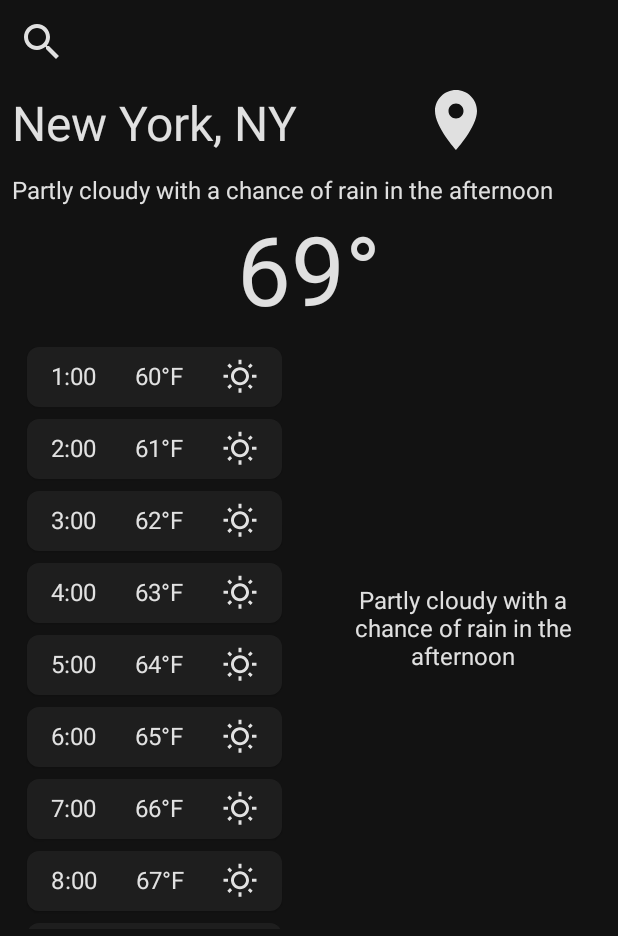
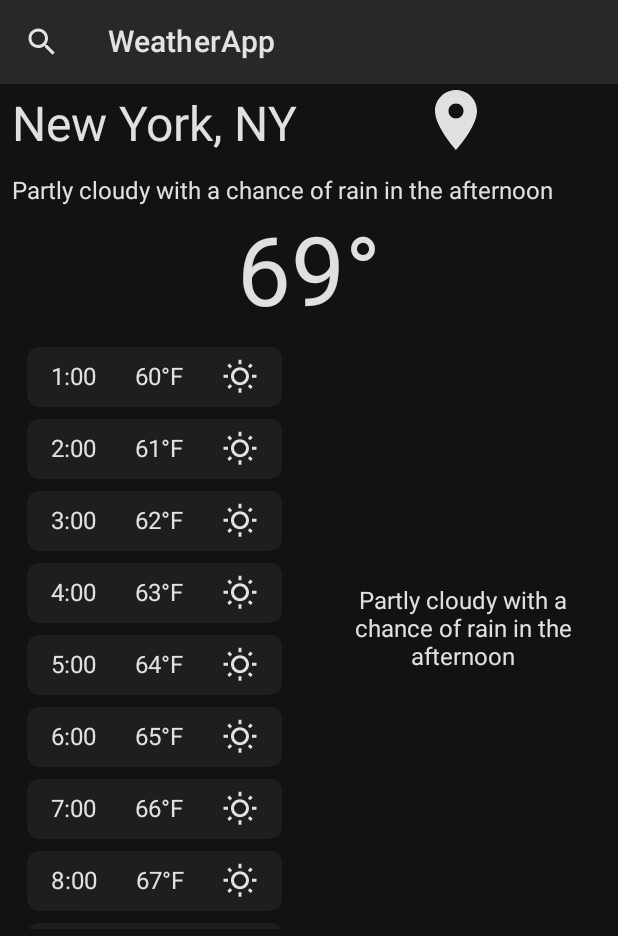
Before and after one commit to devjongjoka/WeatherApp, an Android app built with Jetpack Compose: the screen it shows after launch (MainActivity), on a phone screen of 412 x 824 dp. Shown: the top 936 px of the screen. Run offline under Robolectric (Android 15) with nearby library versions, the phone set to English and light mode, and no system bars.

Commit message:
top app bar

```diff
--- a/app/src/main/java/com/example/weatherapp/MainActivity.kt
+++ b/app/src/main/java/com/example/weatherapp/MainActivity.kt
@@ -1,10 +1,9 @@
 package com.example.weatherapp
 
+import android.annotation.SuppressLint
 import android.os.Bundle
 import androidx.activity.ComponentActivity
 import androidx.activity.compose.setContent
-import androidx.compose.foundation.BorderStroke
-import androidx.compose.foundation.border
 import androidx.compose.foundation.layout.*
 import androidx.compose.foundation.lazy.LazyColumn
 import androidx.compose.foundation.lazy.items
@@ -12,18 +11,15 @@ import androidx.compose.foundation.shape.RoundedCornerShape
 import androidx.compose.material.*
 import androidx.compose.material.icons.Icons
 import androidx.compose.material.icons.filled.*
-import androidx.compose.runtime.Composable
+import androidx.compose.runtime.*
 import androidx.compose.ui.Alignment
 import androidx.compose.ui.Modifier
-import androidx.compose.ui.graphics.Color
-import androidx.compose.ui.modifier.modifierLocalConsumer
 import androidx.compose.ui.res.painterResource
 import androidx.compose.ui.text.style.TextAlign
 import androidx.compose.ui.tooling.preview.Preview
 import androidx.compose.ui.unit.dp
 import androidx.compose.ui.unit.sp
 import com.example.weatherapp.ui.theme.WeatherAppTheme
-import org.intellij.lang.annotations.JdkConstants.HorizontalAlignment
 
 class MainActivity : ComponentActivity() {
     override fun onCreate(savedInstanceState: Bundle?) {
@@ -41,6 +37,7 @@ class MainActivity : ComponentActivity() {
     }
 }
 
+@SuppressLint("UnusedMaterialScaffoldPaddingParameter")
 @Composable fun MainScreen() {
 
     val hourlyWeatherList: List<HourlyWeather> =
@@ -49,17 +46,13 @@ class MainActivity : ComponentActivity() {
             60+i )
         }
 
+    Scaffold(
+        topBar = { MyAppBar() }
+    ) {
         Column(
             modifier = Modifier.fillMaxWidth(),
             horizontalAlignment = Alignment.CenterHorizontally
         ){
-        Row(
-            modifier = Modifier
-                .fillMaxWidth()
-                .padding(4.dp)
-        ) {
-            SearchIcon()
-        }
             Row(
                 modifier = Modifier.fillMaxWidth()
             ) {
@@ -114,6 +107,7 @@ class MainActivity : ComponentActivity() {
             }
         }
     }
+}
 
 @Composable
 fun LocalIcon(modifier: Modifier = Modifier) {
@@ -129,15 +123,6 @@ fun LocalIcon(modifier: Modifier = Modifier) {
             //tint = Color.Yellow,
             modifier = Modifier.size(48.dp)
         )
-    }
-}
-
-@Composable
-fun SearchIcon(onClick: () -> Unit = {}) {
-    IconButton(
-        onClick = onClick
-    ) {
-        Icon(Icons.Filled.Search, contentDescription = "Search", Modifier.size(32.dp))
     }
 }
 
@@ -162,6 +147,18 @@ fun HourlyWeatherItem(hourlyWeather: HourlyWeather) {
     }
 }
 
+@Composable
+fun MyAppBar() {
+    TopAppBar(
+        title = { Text(text = "WeatherApp") },
+        navigationIcon = {
+            IconButton(onClick = { /* Handle navigation icon click */ }) {
+                Icon(Icons.Filled.Search, contentDescription = "Search")
+            }
+        }
+    )
+}
+
 data class HourlyWeather(
     val time: String,
     val temperature: Int,
```
Lines whose indentation alone changed are shown as unchanged.
